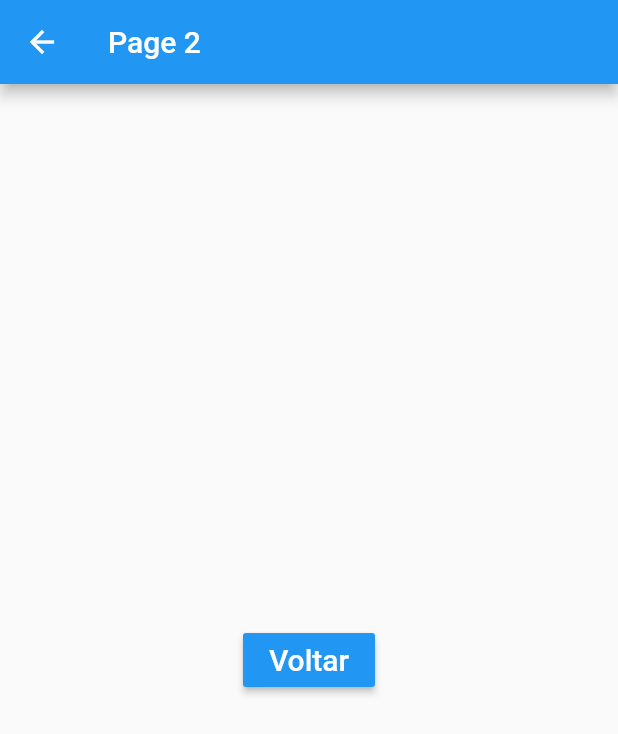
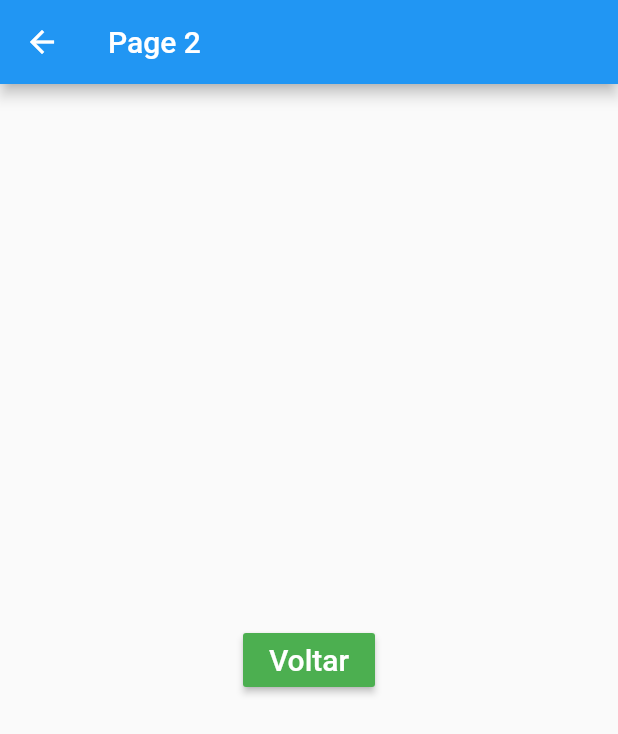
Before and after one commit to wagnerluzdevops/flutter_estudo, a Flutter app: the screen it shows after launch, after a tap on "Page 2", on a phone screen of 412 x 824 dp. Shown: the top 734 px of the screen. Run offline on Flutter 3.47's test engine with Material 2 defaults, Android fonts, the phone set to English and light mode, and no system bars; our stand-ins replace fluttertoast.

Commit message:
51 - Dica - Reutilizando Widgets (BlueButton)

```diff
--- a/flutter_hello/lib/home_page.dart
+++ b/flutter_hello/lib/home_page.dart
@@ -2,6 +2,7 @@ import 'package:flutter/material.dart';
 import 'package:flutter_hello/pages/hello_page1.dart';
 import 'package:flutter_hello/pages/hello_page2.dart';
 import 'package:flutter_hello/pages/hello_page3.dart';
+import 'package:flutter_hello/widgets/blue_button.dart';
 
 class HomePage extends StatelessWidget {
   @override
@@ -50,17 +51,17 @@ class HomePage extends StatelessWidget {
         Row(
           mainAxisAlignment: MainAxisAlignment.spaceEvenly,
           children: <Widget>[
-            _button(context,"ListView", () => _onClickNavigator(context, HelloPage1())),
-            _button(context,"Page 2", () => _onClickNavigator(context, HelloPage2())),
-            _button(context,"Page 3", () => _onClickNavigator(context, HelloPage3())),
+            BlueButton("ListView",onPressed: () => _onClickNavigator(context, HelloPage1())),
+            BlueButton("Page 2", onPressed:() => _onClickNavigator(context, HelloPage2())),
+            BlueButton("Page 3",onPressed: () => _onClickNavigator(context, HelloPage3())),
           ],
         ),
         Row(
           mainAxisAlignment: MainAxisAlignment.spaceEvenly,
           children: <Widget>[
-            _button(context,"Snack", _onClickSnack),
-            _button(context,"Dialog", _onClickDialog),
-            _button(context,"Toast", _onClickToast)
+            BlueButton("Snack",onPressed: _onClickSnack),
+            BlueButton("Dialog", onPressed:_onClickDialog),
+            BlueButton("Toast", onPressed:_onClickToast)
           ],
         )
       ],
@@ -84,20 +85,6 @@ class HomePage extends StatelessWidget {
   _onClickToast() {
   }
 
-  _button(BuildContext context,String text, Function onPressed) {
-    return RaisedButton(
-        color: Colors.blue,
-        child: Text(
-          text,
-          style: TextStyle(
-            color: Colors.white,
-            fontSize: 20,
-          ),
-        ),
-        onPressed: onPressed
-    );
-  }
-
   _img(String img) {
     return Image.asset(
       img,
--- a/flutter_hello/lib/pages/hello_page2.dart
+++ b/flutter_hello/lib/pages/hello_page2.dart
@@ -16,7 +16,7 @@ class HelloPage2 extends StatelessWidget  {
     return Center(
       child: BlueButton(
         "Voltar",
-        onPressed: () => _onClickVoltar(context)
+        onPressed: () => _onClickVoltar(context), color: Colors.green,
       ),
     );
   }
```
